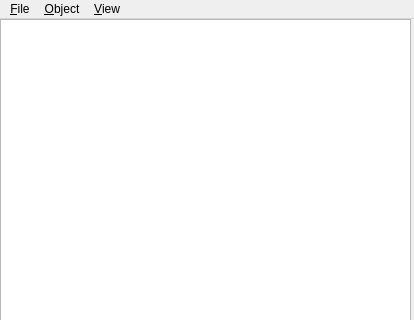
First picture: the form in View/treeviewwindow.ui, repository ddalcino/Modeler3D, before the edit; both pictures show x 0 to 414 and y 0 to 320 of the 414 by 668 pixel window.
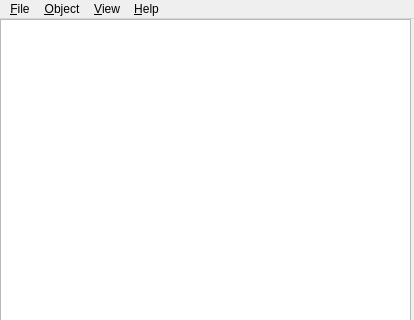
Second picture: the form after the edit.

Commit message: Added About and Help dialog boxes to both the TreeViewWindow and PerspectiveWindow classes.

The edit to the form file:
```diff
--- a/View/treeviewwindow.ui
+++ b/View/treeviewwindow.ui
@@ -73,9 +73,17 @@
     </property>
     <addaction name="action_New_Perspective_Window"/>
    </widget>
+   <widget class="QMenu" name="menuHelp">
+    <property name="title">
+     <string>&amp;Help</string>
+    </property>
+    <addaction name="actionAbout"/>
+    <addaction name="action_Instructions"/>
+   </widget>
    <addaction name="menu_File"/>
    <addaction name="menuObject"/>
    <addaction name="menuView"/>
+   <addaction name="menuHelp"/>
   </widget>
   <widget class="QStatusBar" name="statusbar"/>
   <action name="action_Cube">
```
Left out of the diff: 10 changed lines with no effect on the pictures. The commit also changes 7 other files.
